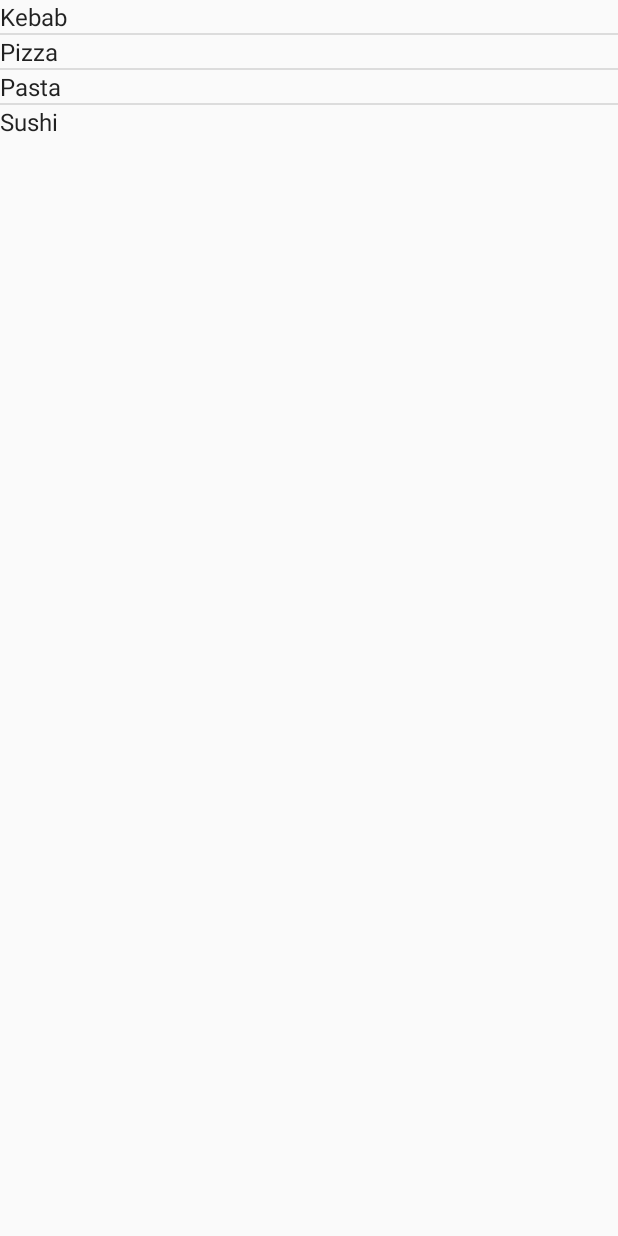
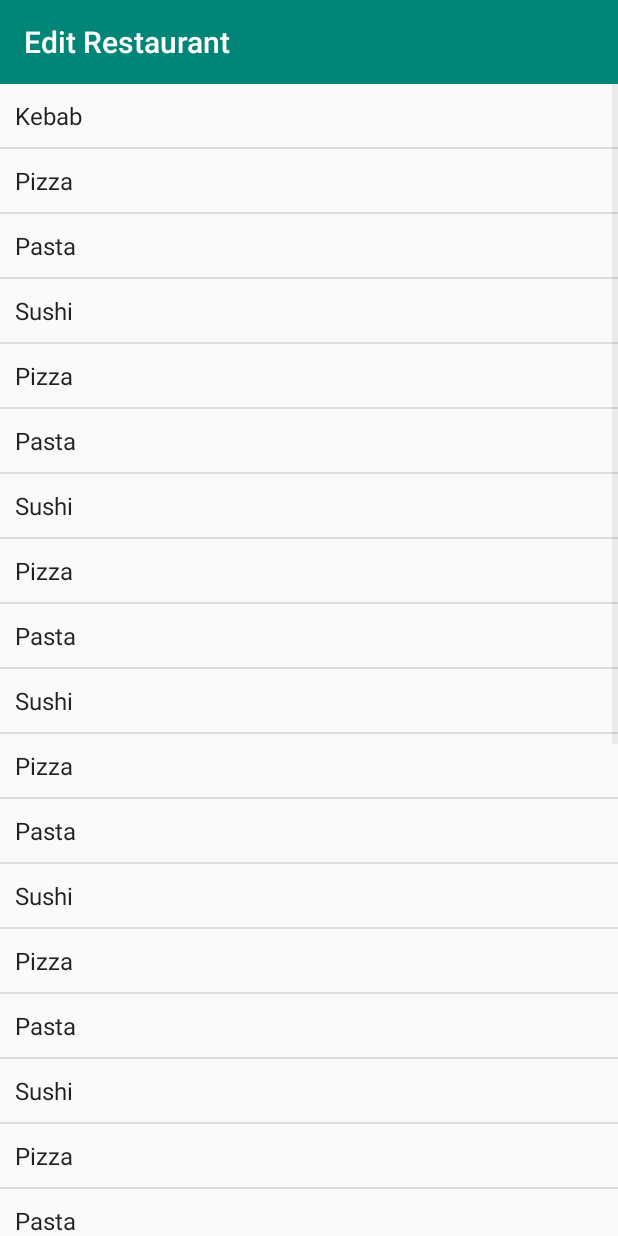
Before and after one commit to Playrom/MAD-Delivery-Project, an Android app: the ThirdActivity screen opened directly, with no data from a screen before it, on a phone screen of 412 x 824 dp. Run offline under Robolectric (Android 15) with nearby library versions, the phone set to English and light mode, and no system bars.

Commit message:
Merge of listview

```diff
--- a/justorder_framework/src/main/res/menu/main_menu.xml
+++ b/justorder_framework/src/main/res/menu/main_menu.xml
@@ -7,6 +7,12 @@
         android:visible="true" />
 
     <item
+        android:id="@+id/list_view"
+        android:enabled="true"
+        android:title="List"
+        android:visible="true" />
+
+    <item
         android:id="@+id/userPage"
         android:enabled="true"
         android:title="User Settings"
--- a/justorder_restaurant/src/main/java/it/polito/justorder_restaurant/ThirdActivity.java
+++ b/justorder_restaurant/src/main/java/it/polito/justorder_restaurant/ThirdActivity.java
@@ -15,7 +15,8 @@ import android.widget.TextView;
 public class ThirdActivity extends AppCompatActivity {
 
     private ListView lv;
-    String[] data = {"Kebab", "Pizza", "Pasta", "Sushi"};
+    String[] data = {"Kebab", "Pizza", "Pasta", "Sushi", "Pizza", "Pasta", "Sushi", "Pizza", "Pasta", "Sushi", "Pizza", "Pasta", "Sushi", "Pizza", "Pasta", "Sushi"
+            , "Pizza", "Pasta", "Sushi", "Pizza", "Pasta", "Sushi", "Pizza", "Pasta", "Sushi", "Pizza", "Pasta", "Sushi", "Pizza", "Pasta", "Sushi"};
 
     @Override
     protected void onCreate(Bundle savedInstanceState) {
--- a/justorder_restaurant/src/main/res/layout/activity_third.xml
+++ b/justorder_restaurant/src/main/res/layout/activity_third.xml
@@ -1,15 +1,31 @@
 <?xml version="1.0" encoding="utf-8"?>
-<androidx.constraintlayout.widget.ConstraintLayout xmlns:android="http://schemas.android.com/apk/res/android"
+<!-- Use DrawerLayout as root container for activity -->
+<androidx.drawerlayout.widget.DrawerLayout xmlns:android="http://schemas.android.com/apk/res/android"
     xmlns:app="http://schemas.android.com/apk/res-auto"
-    xmlns:tools="http://schemas.android.com/tools"
+    android:id="@+id/drawer_layout"
     android:layout_width="match_parent"
     android:layout_height="match_parent"
-    tools:context=".ThirdActivity">
+    android:fitsSystemWindows="true">
 
-    <ListView
-        android:id="@+id/food_list"
+    <LinearLayout
+        android:orientation="vertical"
+        android:id="@+id/content_frame"
         android:layout_width="match_parent"
-        android:layout_height="wrap_content" >
-    </ListView>
+        android:layout_height="match_parent" >
 
-</androidx.constraintlayout.widget.ConstraintLayout>
+        <androidx.appcompat.widget.Toolbar
+            android:id="@+id/toolbar"
+            android:layout_width="match_parent"
+            android:layout_height="?attr/actionBarSize"
+            android:background="?attr/colorPrimary"
+            android:theme="@style/MyActionBar"
+            app:title="@string/edit_restaurant_title" />
+
+        <ListView
+            android:id="@+id/food_list"
+            android:layout_width="match_parent"
+            android:layout_height="wrap_content" >
+        </ListView>
+
+    </LinearLayout>
+</androidx.drawerlayout.widget.DrawerLayout>
--- a/justorder_restaurant/src/main/res/layout/item_adapter.xml
+++ b/justorder_restaurant/src/main/res/layout/item_adapter.xml
@@ -4,16 +4,10 @@
 
     <TextView
         android:id="@+id/counter"
-        android:layout_width="wrap_content"
+        android:layout_width="match_parent"
         android:ems="3"
+        android:padding="10dp"
         android:layout_height="match_parent"
-        android:textAppearance="@style/Base.TextAppearance.AppCompat.Widget.PopupMenu.Large"
-        />
-
-    <TextView
-        android:layout_width="0dp"
-        android:layout_weight="1"
-        android:layout_height="match_parent"
-        />
+        android:textAppearance="@style/Base.TextAppearance.AppCompat.Widget.PopupMenu.Large" />
 
 </LinearLayout>
```
Also changed, not shown: justorder_restaurant/src/main/java/it/polito/justorder_restaurant/MainActivity.java (+41 -0 lines).
